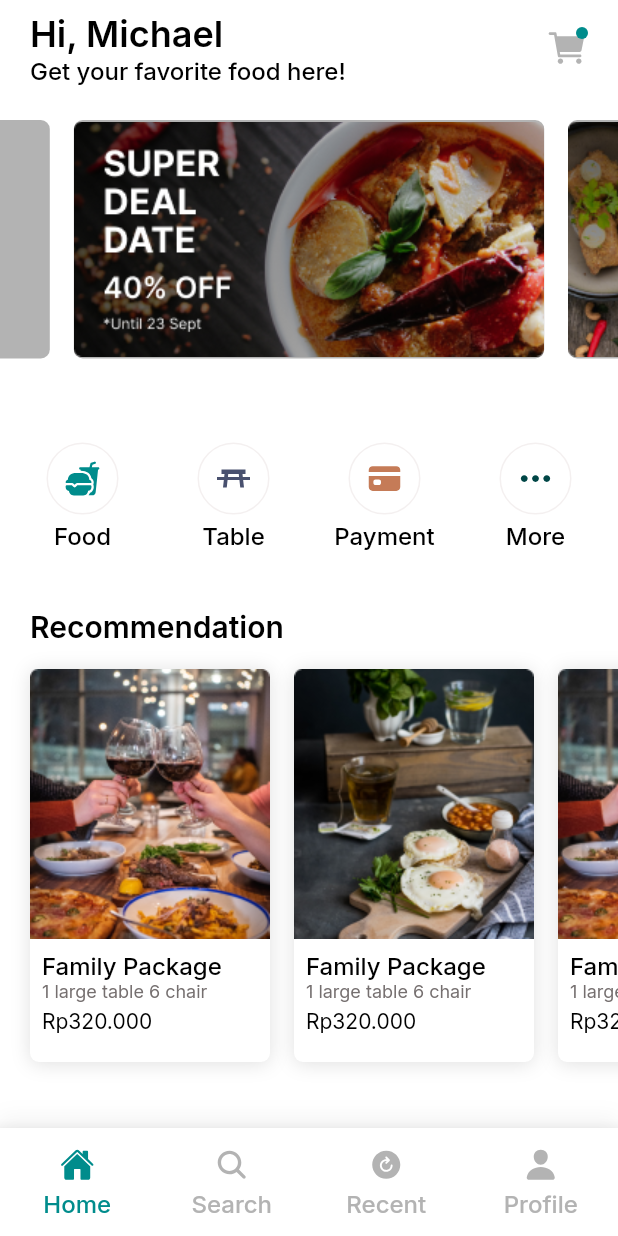
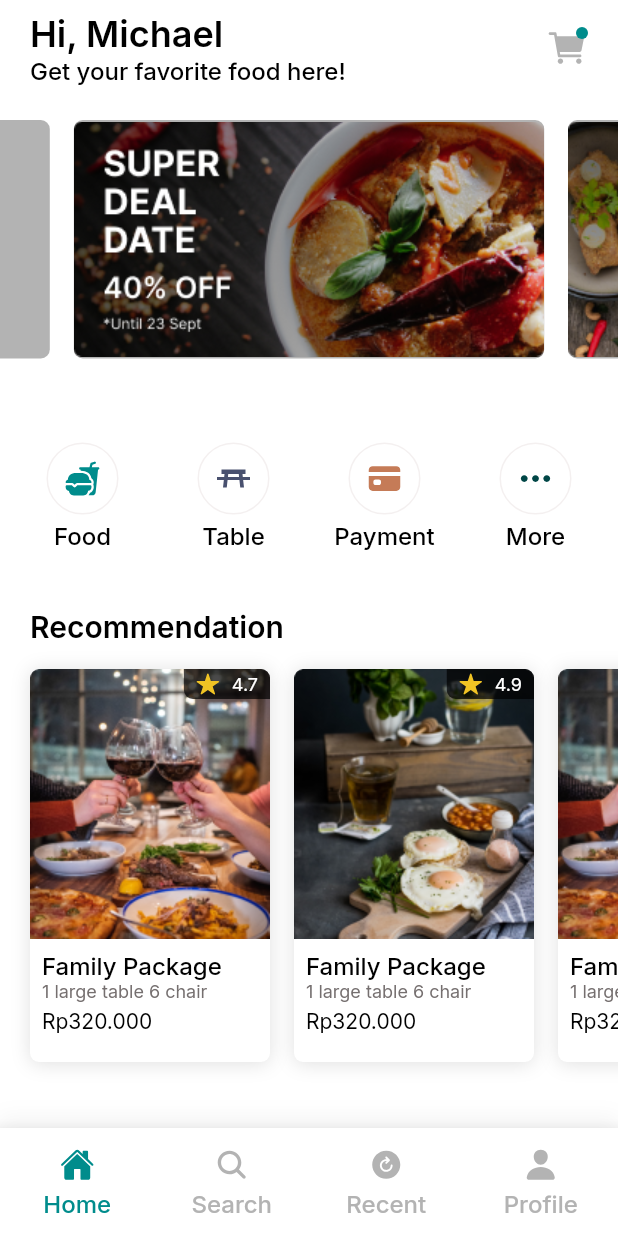
Before and after one commit to whoisgalih/restaurant_app_sg5, a Flutter app: the screen it shows after launch, on a phone screen of 412 x 824 dp. Run offline on Flutter 3.47's test engine with Material 2 defaults, Android fonts, the phone set to English and light mode, and no system bars; drawn by our look-alikes of carousel_slider; our stand-ins replace flutter_svg, google_fonts, modal_bottom_sheet.

Commit message:
menambah star pada recomendation_item

```diff
--- a/lib/components/recommendation_item.dart
+++ b/lib/components/recommendation_item.dart
@@ -1,4 +1,5 @@
 import 'package:flutter/material.dart';
+import 'package:flutter_svg/flutter_svg.dart';
 import 'package:restaurant_app/theme/theme.dart';
 
 class RecommendationItem extends StatelessWidget {
@@ -6,6 +7,7 @@ class RecommendationItem extends StatelessWidget {
   final String qty;
   final String price;
   final String imageFile;
+  final String star;
 
   const RecommendationItem({
     Key? key,
@@ -13,6 +15,7 @@ class RecommendationItem extends StatelessWidget {
     required this.package,
     required this.qty,
     required this.price,
+    required this.star,
   }) : super(key: key);
 
   @override
@@ -20,6 +23,7 @@ class RecommendationItem extends StatelessWidget {
     return Container(
       height: 262,
       width: 160,
+      clipBehavior: Clip.antiAlias,
       decoration: BoxDecoration(
         borderRadius: BorderRadius.circular(6),
         boxShadow: [
@@ -28,12 +32,13 @@ class RecommendationItem extends StatelessWidget {
         ],
         color: white,
       ),
-      child: Column(
+      child: Stack(children: [
+        Column(
           crossAxisAlignment: CrossAxisAlignment.start,
           children: [
             Image(
-              image:
-                  AssetImage('assets/images/recommendation/' + this.imageFile)),
+                image: AssetImage(
+                    'assets/images/recommendation/' + this.imageFile)),
             Container(
               padding: const EdgeInsets.all(8),
               child: Column(
@@ -48,6 +53,30 @@ class RecommendationItem extends StatelessWidget {
             )
           ],
         ),
+        Row(
+          mainAxisAlignment: MainAxisAlignment.end,
+          children: [
+            Container(
+              padding: EdgeInsets.symmetric(horizontal: 8, vertical: 2),
+              decoration: BoxDecoration(
+                borderRadius: BorderRadius.only(bottomLeft: Radius.circular(6)),
+                color: Color(0xB5000000),
+              ),
+              child: Row(
+                children: [
+                  SvgPicture.asset('assets/images/icon/star.svg',
+                      height: 16, width: 16),
+                  SizedBox(width: 8),
+                  Text(
+                    star,
+                    style: body('3', white),
+                  )
+                ],
+              ),
+            ),
+          ],
+        )
+      ]),
     );
   }
 }
--- a/lib/pages/home_page.dart
+++ b/lib/pages/home_page.dart
@@ -100,34 +100,38 @@ class HomePage extends StatelessWidget {
                           'Intersect.png',
                           'Family Package',
                           '1 large table 6 chair',
-                          "Rp320.000"
+                          "Rp320.000",
+                          '4.7'
                         ],
                         [
                           'Intersect-1.png',
                           'Family Package',
                           '1 large table 6 chair',
-                          "Rp320.000"
+                          "Rp320.000",
+                          '4.9'
                         ],
                         [
                           'Intersect.png',
                           'Family Package',
                           '1 large table 6 chair',
-                          "Rp320.000"
+                          "Rp320.000",
+                          '4.7'
                         ],
                         [
                           'Intersect-1.png',
                           'Family Package',
                           '1 large table 6 chair',
-                          "Rp320.000"
+                          "Rp320.000",
+                          '4.9'
                         ],
                       ]
                           .map(
                             (e) => RecommendationItem(
-                              imageFile: e[0],
-                              package: e[1],
-                              qty: e[2],
-                              price: e[3],
-                            ),
+                                imageFile: e[0],
+                                package: e[1],
+                                qty: e[2],
+                                price: e[3],
+                                star: e[4]),
                           )
                           .toList()),
                 ),
```
Lines whose indentation alone changed are shown as unchanged.
